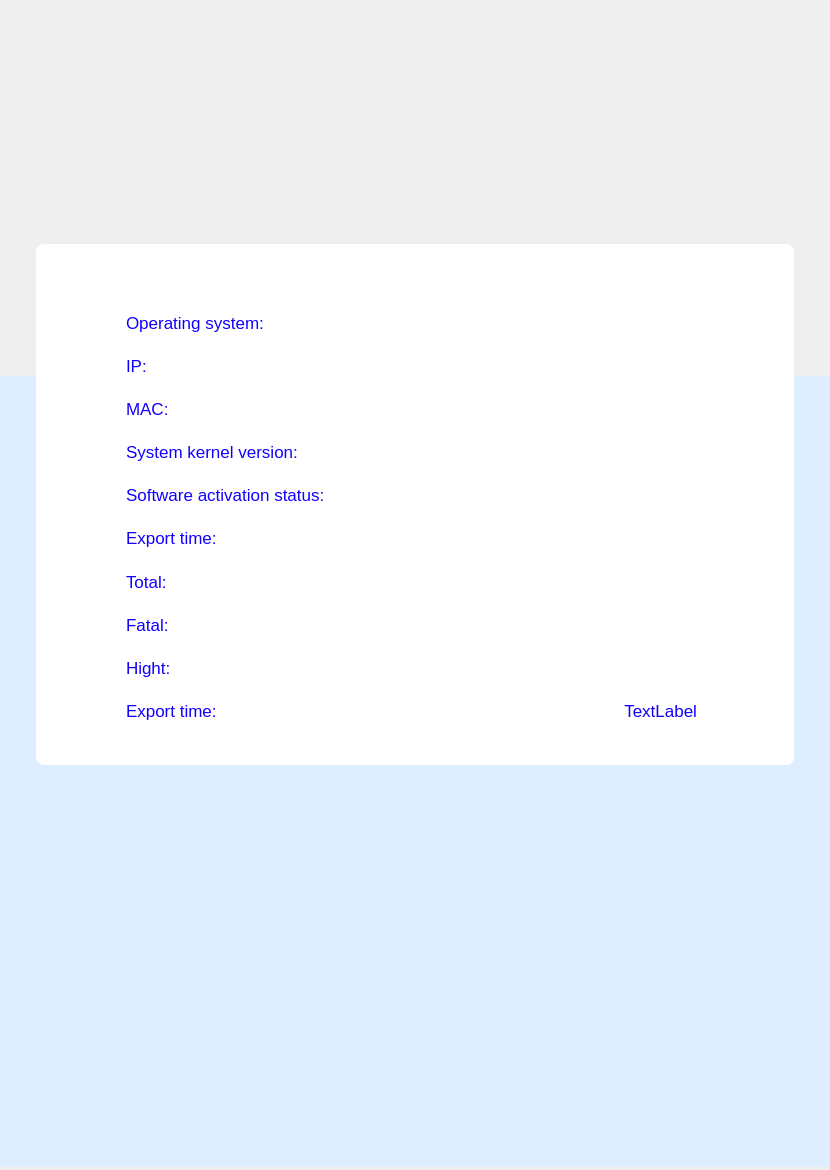
Above: plugins/gui/vulnerability/reports/pdf.ui from openeuler-mirror/ks-ssr before the change. Below: the same form after it.
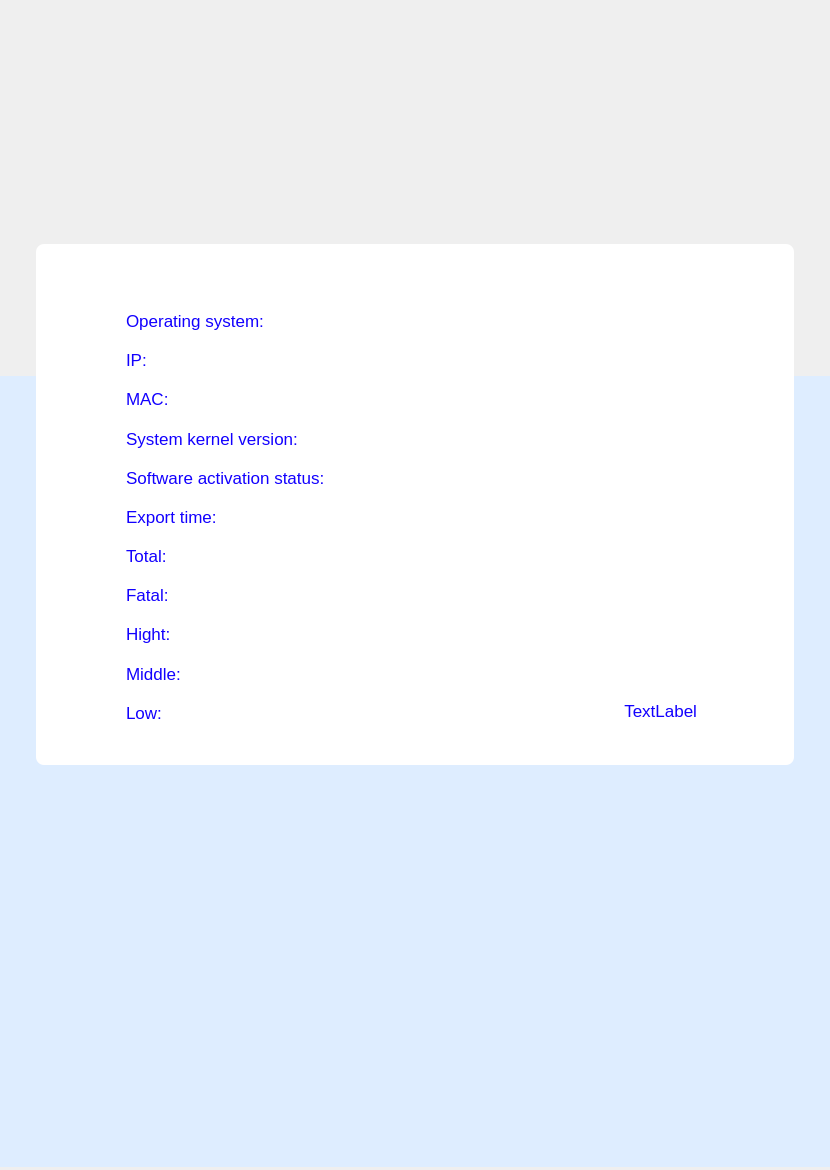
That is the form after the change. Icons and pictures are not drawn.

Commit message: feat（reports）：modify middle label sheet notosans - 修复一些漏洞报表的缺陷

The edit to the form file:
```diff
--- a/plugins/gui/vulnerability/reports/pdf.ui
+++ b/plugins/gui/vulnerability/reports/pdf.ui
@@ -186,7 +186,20 @@
 </string>
          </property>
          <property name="text">
-          <string>Export time:</string>
+          <string>Middle:</string>
+         </property>
+        </widget>
+       </item>
+       <item>
+        <widget class="QLabel" name="label_9">
+         <property name="styleSheet">
+          <string notr="true">font: NotoSansCJKsc-Regular;
+font-size: 17px;
+color: #1200ff;
+</string>
+         </property>
+         <property name="text">
+          <string>Low:</string>
          </property>
         </widget>
        </item>
```
